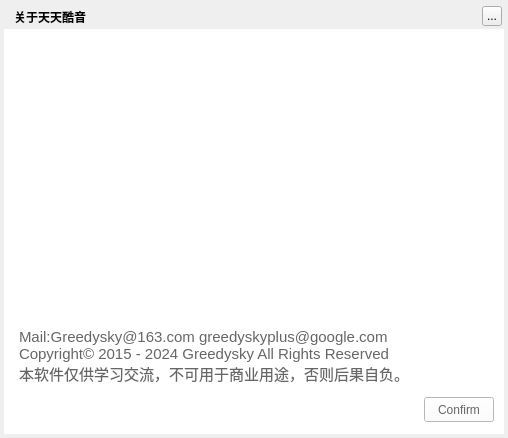
Before: the Qt Designer form TTKModule/TTKWidget/musicUiKits/musicWidgetKits/musicmessageaboutdialog.ui in Greedysky/TTKMusicPlayer, drawn with Qt 5.
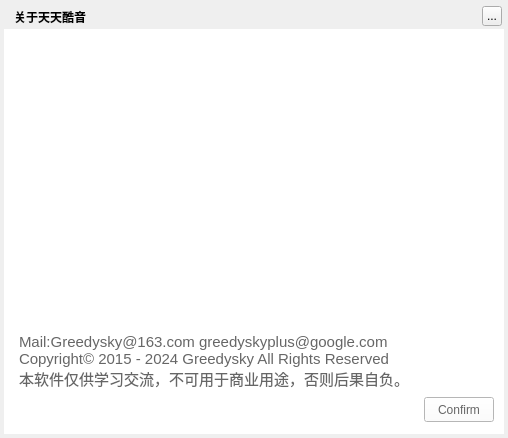
After: the same form once the commit is applied.

Diff of the .ui file:
```diff
--- a/TTKModule/TTKWidget/musicUiKits/musicWidgetKits/musicmessageaboutdialog.ui
+++ b/TTKModule/TTKWidget/musicUiKits/musicWidgetKits/musicmessageaboutdialog.ui
@@ -94,9 +94,9 @@
     <property name="geometry">
      <rect>
       <x>15</x>
-      <y>213</y>
+      <y>205</y>
       <width>455</width>
-      <height>90</height>
+      <height>100</height>
      </rect>
     </property>
     <property name="styleSheet">
@@ -120,7 +120,7 @@
     <property name="geometry">
      <rect>
       <x>15</x>
-      <y>365</y>
+      <y>368</y>
       <width>200</width>
       <height>25</height>
      </rect>
@@ -136,9 +136,9 @@
     <property name="geometry">
      <rect>
       <x>15</x>
-      <y>297</y>
+      <y>300</y>
       <width>455</width>
-      <height>60</height>
+      <height>65</height>
      </rect>
     </property>
     <property name="styleSheet">
```
